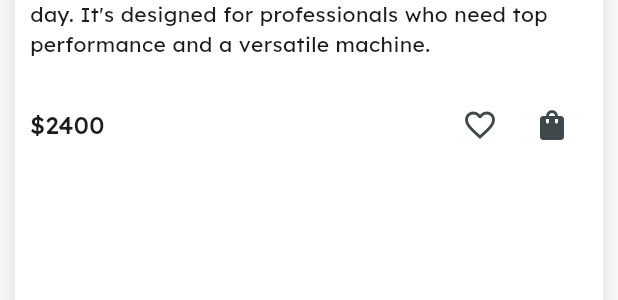
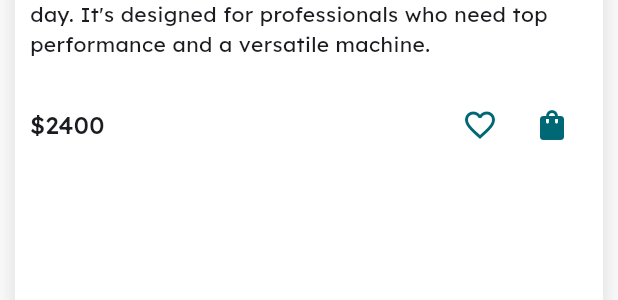
Before and after one commit to atyagiabhi210/TechStreet-UI-, a Flutter app: the CartTileWidget widget shown alone on an empty page, opened directly with sample values from the repository, on a phone screen of 412 x 824 dp. Shown: the part 493-793 px from the top of the screen. Run offline on Flutter 3.47's test engine with Material 3 defaults, Android fonts, the phone set to English and light mode, and no system bars; our stand-ins replace bloc, carousel_slider, flutter_bloc, google_fonts, water_drop_nav_bar; network calls fail.

Commit message:
Change icon colors

```diff
--- a/lib/features/cart/widgets/cart_tile.dart
+++ b/lib/features/cart/widgets/cart_tile.dart
@@ -1,6 +1,6 @@
-import 'package:tech_street/core/models/product.dart';
 import 'package:flutter/material.dart';
 import 'package:flutter_bloc/flutter_bloc.dart';
+import 'package:tech_street/core/models/product.dart';
 
 import '../../../core/theme/app_palette.dart';
 import '../../product_info/page/product_page.dart';
@@ -83,7 +83,11 @@ class CartTileWidget extends StatelessWidget {
                         // homeBloc.add(HomeProductWishlistButtonClickedEvent(
                         //     clickedProduct: productDataModel));
                       },
-                        icon: Icon(Icons.favorite_border)),
+                      icon: Icon(
+                        Icons.favorite_border,
+                        color: Theme.of(context).colorScheme.primary,
+                      ),
+                    ),
                     IconButton(
                       onPressed: () {
                         context.read<CartBloc>().add(
@@ -92,7 +96,11 @@ class CartTileWidget extends StatelessWidget {
                               ),
                             );
                       },
-                        icon: Icon(Icons.shopping_bag)),
+                      icon: Icon(
+                        Icons.shopping_bag,
+                        color: Theme.of(context).colorScheme.primary,
+                      ),
+                    ),
                   ],
                 )
               ],
--- a/lib/main.dart
+++ b/lib/main.dart
@@ -1,9 +1,9 @@
+import 'package:flutter/material.dart';
+import 'package:flutter_bloc/flutter_bloc.dart';
 import 'package:tech_street/core/theme/app_theme.dart';
 import 'package:tech_street/features/cart/bloc/cart_bloc.dart';
 import 'package:tech_street/features/favourites/bloc/bloc/favourite_bloc.dart';
 import 'package:tech_street/landing_page.dart';
-import 'package:flutter/material.dart';
-import 'package:flutter_bloc/flutter_bloc.dart';
 
 import 'features/home/bloc/home_bloc.dart';
 
```
Also changed, not shown: lib/features/favourites/widget/favourite_tile.dart (+11 -4 lines). Lines whose indentation alone changed are shown as unchanged.
